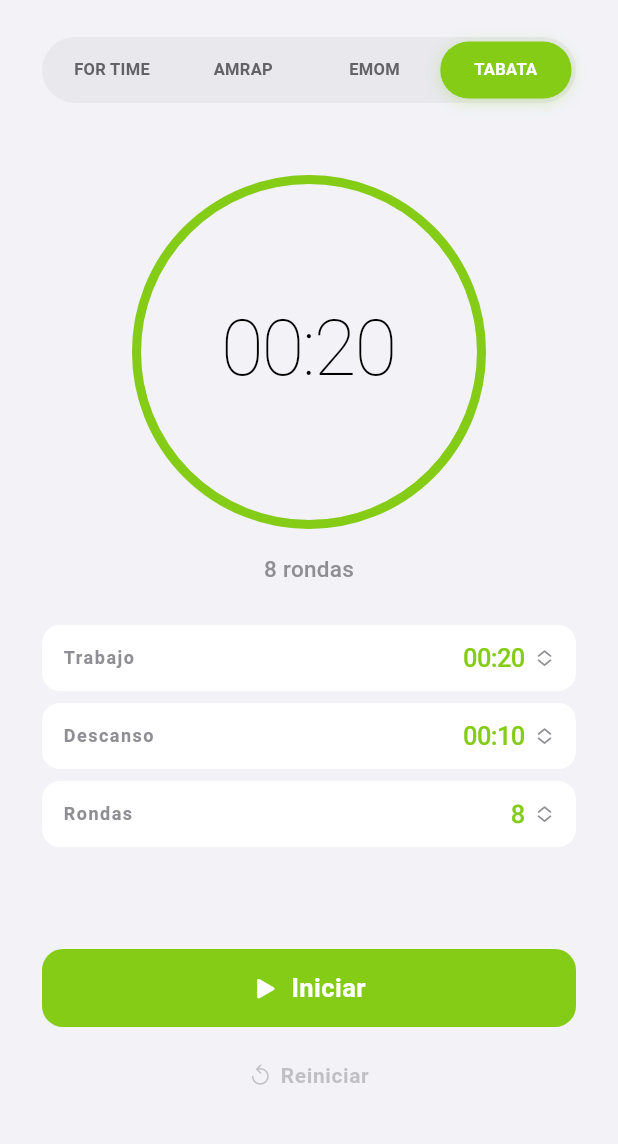
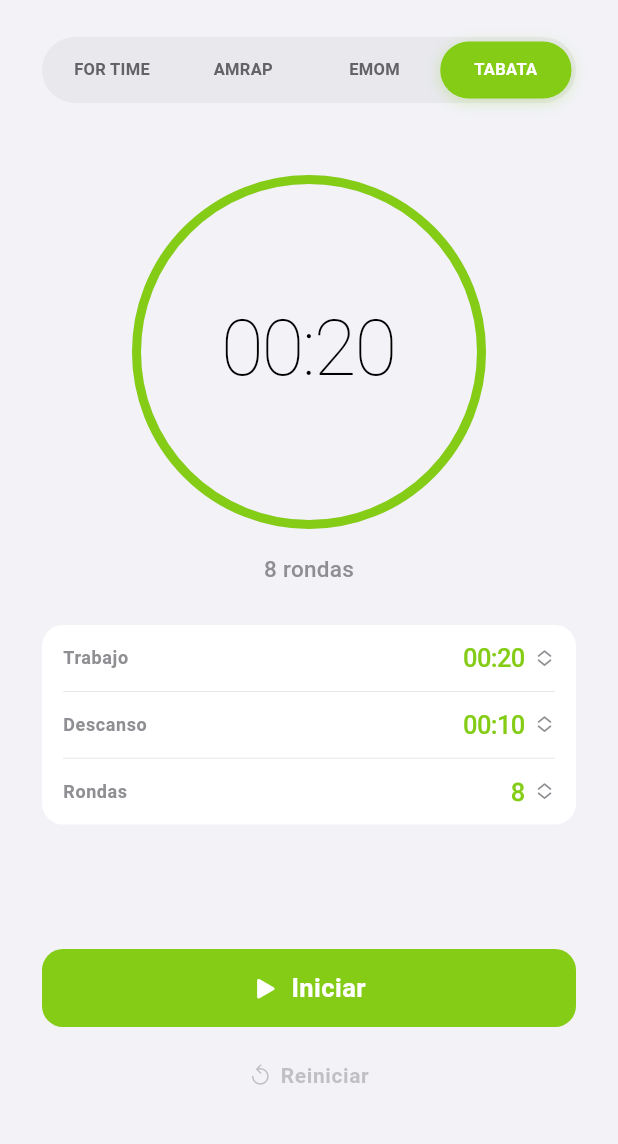
Before and after one commit to EstradaCamilo/crossfit_timer, a Flutter app: the screen it shows after launch, after a tap on "AMRAP", after a tap on "EMOM", after a tap on "TABATA", on a phone screen of 412 x 824 dp, the part 86-1230 px from its top. Run offline on Flutter 3.47's test engine with Material 3 defaults, Android fonts, the light colour scheme and no system bars; our stand-ins replace audioplayers.

Commit message:
Ajuste UI

```diff
--- a/lib/features/home/presentation/home_page.dart
+++ b/lib/features/home/presentation/home_page.dart
@@ -258,30 +258,31 @@ class _HomePageState extends State<HomePage> {
                                   : null,
                             ),
                             const SizedBox(height: 28),
-                            // Fixed config block — Visibility keeps size so
-                            // mode switches / running state don't jump.
+                            // Fixed-height slot; rows are grouped so EMOM /
+                            // Tabata fields stay visually united (no gaps).
                             SizedBox(
                               height: 168,
+                              child: Align(
+                                alignment: Alignment.topCenter,
                                 child: IgnorePointer(
                                   ignoring: !showConfig,
                                   child: AnimatedOpacity(
                                     duration: const Duration(milliseconds: 180),
                                     opacity: showConfig ? 1 : 0,
-                                  child: Column(
+                                    child: ConfigGroup(
                                       children: [
                                         ConfigValueButton(
                                           label: _primaryLabel(),
-                                        value: formatClock(_minutes, _seconds),
+                                          value: formatClock(
+                                            _minutes,
+                                            _seconds,
+                                          ),
                                           accentColor: accent,
                                           onTap: _editPrimaryDuration,
+                                          showBottomPadding: false,
                                         ),
-                                      Visibility(
-                                        visible:
-                                            _timer.type == TimerType.tabata,
-                                        maintainSize: true,
-                                        maintainAnimation: true,
-                                        maintainState: true,
-                                        child: ConfigValueButton(
+                                        if (_timer.type == TimerType.tabata)
+                                          ConfigValueButton(
                                             label: s.rest,
                                             value: formatClock(
                                               _restMinutes,
@@ -289,21 +290,18 @@ class _HomePageState extends State<HomePage> {
                                             ),
                                             accentColor: accent,
                                             onTap: _editRestDuration,
+                                            showBottomPadding: false,
                                           ),
-                                      ),
-                                      Visibility(
-                                        visible: _timer.config.usesRounds,
-                                        maintainSize: true,
-                                        maintainAnimation: true,
-                                        maintainState: true,
-                                        child: ConfigValueButton(
+                                        if (_timer.config.usesRounds)
+                                          ConfigValueButton(
                                             label: s.rounds,
                                             value: '$_rounds',
                                             accentColor: accent,
                                             onTap: _editRounds,
-                                        ),
+                                            showBottomPadding: false,
                                           ),
                                       ],
+                                    ),
                                   ),
                                 ),
                               ),
--- a/lib/features/timer/presentation/widgets/config_sheets.dart
+++ b/lib/features/timer/presentation/widgets/config_sheets.dart
@@ -181,29 +181,26 @@ class ConfigValueButton extends StatelessWidget {
     required this.value,
     required this.accentColor,
     required this.onTap,
+    this.showBottomPadding = true,
   });
 
   final String label;
   final String value;
   final Color accentColor;
   final VoidCallback onTap;
+  final bool showBottomPadding;
 
   @override
   Widget build(BuildContext context) {
     final secondary = AppColors.resolve(AppColors.textSecondary, context);
-    final surface = AppColors.resolve(AppColors.surface, context);
 
     return Padding(
-      padding: const EdgeInsets.only(bottom: 8),
+      padding: EdgeInsets.only(bottom: showBottomPadding ? 8 : 0),
       child: GestureDetector(
         onTap: onTap,
-        child: Container(
-          width: double.infinity,
+        behavior: HitTestBehavior.opaque,
+        child: Padding(
           padding: const EdgeInsets.symmetric(horizontal: 14, vertical: 12),
-          decoration: BoxDecoration(
-            color: surface,
-            borderRadius: BorderRadius.circular(12),
-          ),
           child: Row(
             children: [
               Text(
@@ -211,7 +208,7 @@ class ConfigValueButton extends StatelessWidget {
                 style: TextStyle(
                   fontSize: 12,
                   fontWeight: FontWeight.w600,
-                  letterSpacing: 1.0,
+                  letterSpacing: 0.4,
                   color: secondary,
                   decoration: TextDecoration.none,
                 ),
@@ -241,6 +238,46 @@ class ConfigValueButton extends StatelessWidget {
   }
 }
 
+/// Groups config rows into one surface so modes like EMOM stay visually united.
+class ConfigGroup extends StatelessWidget {
+  const ConfigGroup({
+    super.key,
+    required this.children,
+  });
+
+  final List<Widget> children;
+
+  @override
+  Widget build(BuildContext context) {
+    if (children.isEmpty) return const SizedBox.shrink();
+    final surface = AppColors.resolve(AppColors.surface, context);
+    final separator = AppColors.resolve(AppColors.separator, context);
+
+    return Container(
+      width: double.infinity,
+      decoration: BoxDecoration(
+        color: surface,
+        borderRadius: BorderRadius.circular(14),
+      ),
+      clipBehavior: Clip.antiAlias,
+      child: Column(
+        mainAxisSize: MainAxisSize.min,
+        children: [
+          for (var i = 0; i < children.length; i++) ...[
+            if (i > 0)
+              Container(
+                height: 0.5,
+                margin: const EdgeInsets.symmetric(horizontal: 14),
+                color: separator.withValues(alpha: 0.55),
+              ),
+            children[i],
+          ],
+        ],
+      ),
+    );
+  }
+}
+
 String formatClock(int minutes, int seconds) {
   return '${minutes.toString().padLeft(2, '0')}:'
       '${seconds.toString().padLeft(2, '0')}';
```
Lines whose indentation alone changed are shown as unchanged.
